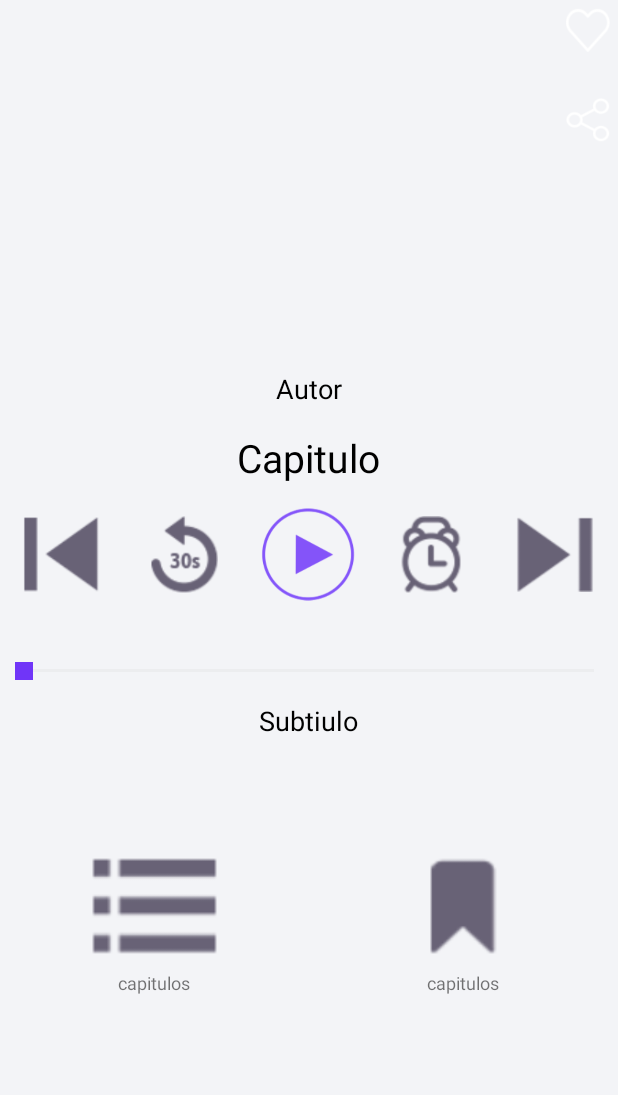
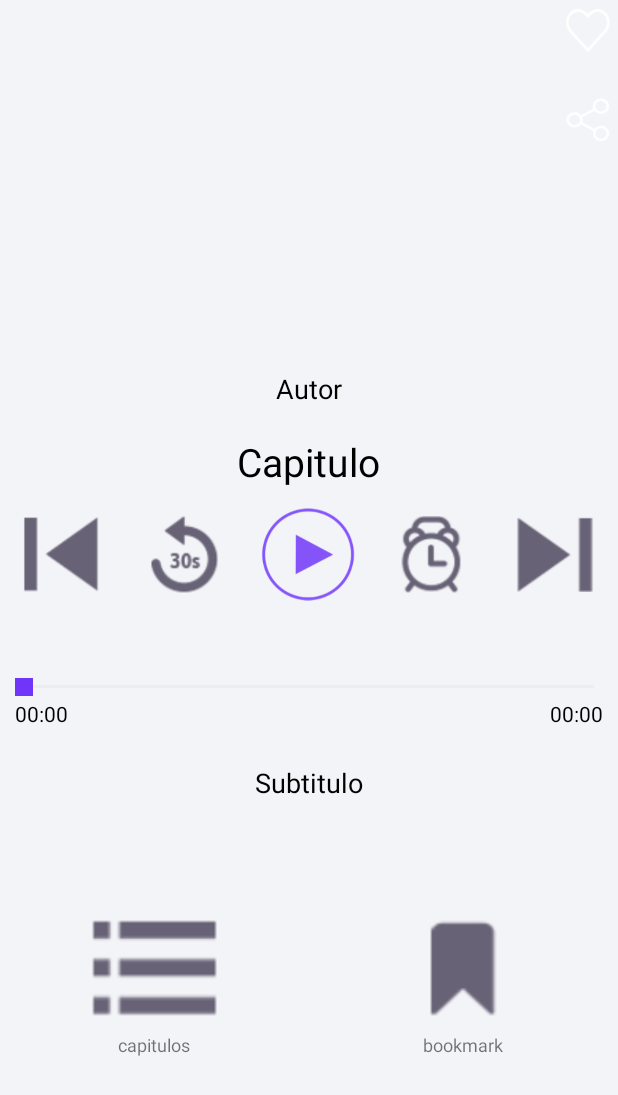
Before and after one commit to EnriqueMadrigal/audu_app, an Android app: the layout fragment_playcap.xml on its own in the app's theme, with its tools: preview values and no code run, on a phone screen of 412 x 824 dp. Shown: the top 1095 px of the screen. Run offline under Robolectric (Android 15) with nearby library versions, the phone set to English and light mode, and no system bars.

Commit message:
Nuevos Viernes

```diff
--- a/app/src/main/java/audu/app/fragments/principal.java
+++ b/app/src/main/java/audu/app/fragments/principal.java
@@ -153,8 +153,10 @@ public class principal extends Fragment {
                 Capitulo_Class curCap = _capitulos.get(position);
                 Log.d(TAG, String.valueOf(curCap.get_idCapitulo()));
 
+                if (curCap.get_downloaded() == 0) return;
+
                 FragmentManager fragmentManager = getFragmentManager();
-                playcap _playcap = playcap.newInstance(curLibro, curCap.get_numCapitulo());
+                playcap _playcap = playcap.newInstance(curLibro, curCap.get_numCapitulo(), curCap);
 
                 FragmentTransaction fragmentTransaction = fragmentManager.beginTransaction();
                 fragmentTransaction.setCustomAnimations( android.R.anim.slide_in_left, android.R.anim.slide_out_right );
--- a/app/src/main/res/layout/fragment_playcap.xml
+++ b/app/src/main/res/layout/fragment_playcap.xml
@@ -89,6 +89,7 @@
                android:orientation="horizontal"
                android:gravity="center_horizontal">
 <TextView
+    android:id="@+id/fragment_playcap_text_autor"
     android:layout_width="wrap_content"
     android:layout_height="wrap_content"
     style="@style/NormalBlackField"
@@ -100,9 +101,10 @@
                 android:layout_width="match_parent"
                 android:layout_height="0dp"
                 android:layout_weight="0.5"
-                android:gravity="center_horizontal">
+                android:gravity="center">
 
                 <TextView
+                    android:id="@+id/fragment_playcap_text_capitulo"
                     android:layout_width="wrap_content"
                     android:layout_height="wrap_content"
                     style="@style/NormalBlackBigField"
@@ -226,10 +228,10 @@
     <LinearLayout
         android:layout_width="match_parent"
         android:layout_height="0dp"
-        android:layout_weight="0.05"
+        android:layout_weight="0.10"
         android:background="@color/colorLightGray"
         android:gravity="center"
-        android:orientation="horizontal"
+        android:orientation="vertical"
         android:weightSum="1">
 
         <SeekBar
@@ -239,6 +241,51 @@
             android:progressTint="@color/colorBlack"
             android:thumb="@drawable/custom_seekbar1"
             android:progressBackgroundTint="@color/colorGray"/>
+
+
+        <LinearLayout
+            android:layout_width="match_parent"
+            android:layout_height="wrap_content"
+            android:orientation="horizontal"
+            android:weightSum="1">
+
+            <LinearLayout
+                android:layout_width="0dp"
+                android:layout_weight="0.5"
+                android:layout_height="wrap_content"
+                android:gravity="start">
+
+                <TextView
+                    android:id="@+id/fragment_playcap_txt_progress"
+                    android:layout_width="wrap_content"
+                    android:layout_height="wrap_content"
+                    style="@style/NormalBlackSmallField"
+                    android:paddingStart="10dp"
+                    android:text="00:00"/>
+
+
+            </LinearLayout>
+
+            <LinearLayout
+                android:layout_width="0dp"
+                android:layout_weight="0.5"
+                android:layout_height="wrap_content"
+                android:gravity="end">
+
+                <TextView
+                    android:id="@+id/fragment_playcap_text_counter"
+                    android:layout_width="wrap_content"
+                    android:layout_height="wrap_content"
+                    android:paddingEnd="10dp"
+                    style="@style/NormalBlackSmallField"
+                    android:text="00:00"/>
+
+
+            </LinearLayout>
+
+
+
+        </LinearLayout>
 
 
     </LinearLayout>
@@ -256,10 +303,11 @@
                 android:layout_height="match_parent"
                 android:gravity="center_horizontal">
             <TextView
+                android:id="@+id/fragment_playcap_txt_subtitulo"
                 android:layout_width="wrap_content"
                 android:layout_height="wrap_content"
                 style="@style/NormalBlackField"
-                android:text="Subtiulo"/>
+                android:text="Subtitulo"/>
             </LinearLayout>
 
         </LinearLayout>
@@ -322,7 +370,7 @@
                     android:layout_width="wrap_content"
                     android:layout_height="wrap_content"
                     android:textSize="12dp"
-                    android:text="capitulos"/>
+                    android:text="bookmark"/>
 
             </LinearLayout>
 
```
Also changed, not shown: app/src/main/java/audu/app/fragments/playcap.java (+486 -12 lines).
